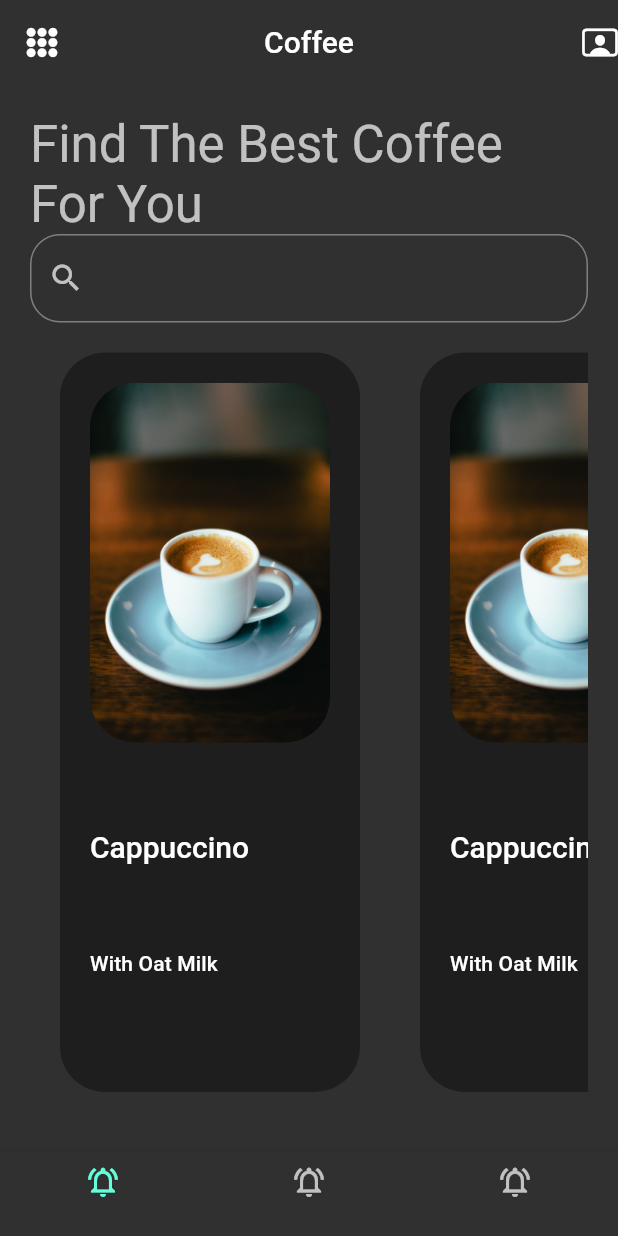
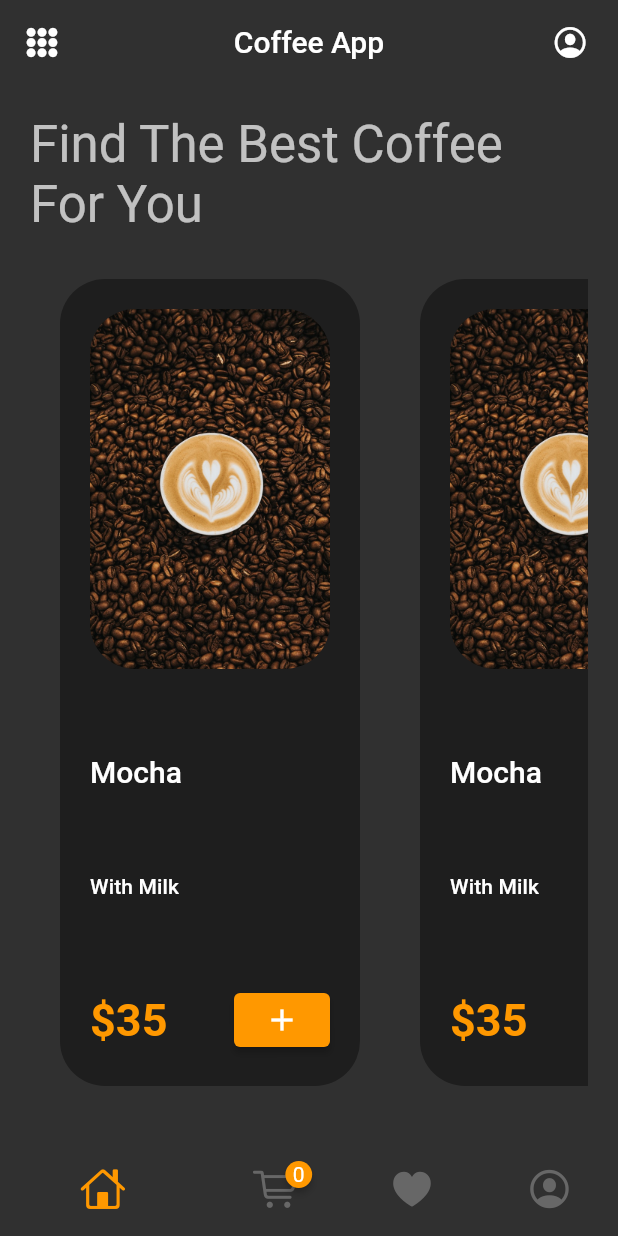
Before and after one commit to hakandindis/coffee_app, a Flutter app: the screen it shows after launch, on a phone screen of 412 x 824 dp. Run offline on Flutter 3.47's test engine with Material 2 defaults, Android fonts, the phone set to English and light mode, and no system bars; drawn by our look-alikes of badges; our stand-ins replace bloc, equatable, flutter_bloc.

Commit message:
app cubit added,coffee card modified,shop page added,home page's wigdets separated,app route added

```diff
--- /dev/null
+++ b/lib/feature/app/cubit/app_state.dart
@@ -0,0 +1,21 @@
+part of 'app_cubit.dart';
+
+class AppState extends Equatable {
+  const AppState({this.coffeeCardCount = 0, this.currentPageIndex = 0});
+
+  final int coffeeCardCount;
+  final int currentPageIndex;
+
+  @override
+  List<Object> get props => [coffeeCardCount, currentPageIndex];
+
+  AppState copyWith({
+    int? coffeeCardCount,
+    int? currentPageIndex,
+  }) {
+    return AppState(
+      coffeeCardCount: coffeeCardCount ?? this.coffeeCardCount,
+      currentPageIndex: currentPageIndex ?? this.currentPageIndex,
+    );
+  }
+}
--- /dev/null
+++ b/lib/feature/app/model/coffee_card_info.dart
@@ -0,0 +1,17 @@
+import 'package:json_annotation/json_annotation.dart';
+
+part 'coffee_card_info.g.dart';
+
+@JsonSerializable(createToJson: false)
+class CoffeeCardInfo {
+  String? imgName;
+  String? name;
+  String? description;
+  int? price;
+
+  CoffeeCardInfo({this.imgName, this.name, this.description, this.price});
+
+  factory CoffeeCardInfo.fromJson(Map<String, dynamic> json) {
+    return _$CoffeeCardInfoFromJson(json);
+  }
+}
--- /dev/null
+++ b/lib/feature/home/cubit/home_cubit.dart
@@ -0,0 +1,18 @@
+import 'package:bloc/bloc.dart';
+import 'package:coffee_app/feature/app/model/coffee_card_info.dart';
+import 'package:equatable/equatable.dart';
+
+part 'home_state.dart';
+
+class HomeCubit extends Cubit<HomeState> {
+  HomeCubit() : super(HomeInitial());
+
+  List<CoffeeCardInfo> coffeeList = [];
+  int selectedIndex = 0;
+
+  Future<void> fetchAllData() async {
+    emit(HomeWaiting());
+    await Future.delayed(const Duration(seconds: 4));
+    emit(HomeSuccess());
+  }
+}
--- /dev/null
+++ b/lib/feature/home/cubit/home_state.dart
@@ -0,0 +1,14 @@
+part of 'home_cubit.dart';
+
+abstract class HomeState extends Equatable {
+  const HomeState();
+
+  @override
+  List<Object> get props => [];
+}
+
+class HomeInitial extends HomeState {}
+
+class HomeWaiting extends HomeState {}
+
+class HomeSuccess extends HomeState {}
--- a/lib/feature/home/page/home_page.dart
+++ b/lib/feature/home/page/home_page.dart
@@ -1,81 +1,19 @@
 // ignore_for_file: prefer_const_constructors, prefer_const_literals_to_create_immutables
 
-import 'package:coffee_app/product/padding/page_padding.dart';
+import 'package:coffee_app/feature/home/cubit/home_cubit.dart';
+import 'package:coffee_app/feature/home/view/home_view.dart';
 import 'package:flutter/cupertino.dart';
 import 'package:flutter/material.dart';
+import 'package:flutter_bloc/flutter_bloc.dart';
 
 class HomePage extends StatelessWidget {
   const HomePage({Key? key}) : super(key: key);
 
   @override
   Widget build(BuildContext context) {
-    return Scaffold(
-      appBar: _buildAppBar(),
-      bottomNavigationBar: BottomNavigationBar(
-        items: [
-          BottomNavigationBarItem(icon: Icon(Icons.notifications_active_outlined), label: ""),
-          BottomNavigationBarItem(icon: Icon(Icons.notifications_active_outlined), label: ""),
-          BottomNavigationBarItem(icon: Icon(Icons.notifications_active_outlined), label: ""),
-        ],
-      ),
-      body: Padding(
-        padding: const PagePadding.all(),
-        child: Column(
-          crossAxisAlignment: CrossAxisAlignment.start,
-          children: [
-            Text("Find The Best Coffee For You", style: Theme.of(context).textTheme.headlineMedium),
-            TextField(
-              decoration: InputDecoration(
-                border: OutlineInputBorder(borderRadius: BorderRadius.circular(20)),
-                prefixIcon: const Icon(Icons.search_outlined),
-              ),
-            ),
-            Expanded(
-              child: ListView.builder(
-                scrollDirection: Axis.horizontal,
-                itemCount: 5,
-                itemBuilder: (context, index) {
-                  return Padding(
-                    padding: const PagePadding.all(),
-                    child: Container(
-                      width: 200,
-                      decoration: BoxDecoration(
-                        borderRadius: BorderRadius.circular(30),
-                        color: Colors.black38,
-                      ),
-                      child: Padding(
-                        padding: const PagePadding.all(),
-                        child: Column(
-                          crossAxisAlignment: CrossAxisAlignment.start,
-                          children: [
-                            ClipRRect(
-                              borderRadius: BorderRadius.circular(30),
-                              child: Image.asset("assets/coffee/coffee1.jpg"),
-                            ),
-                            Spacer(),
-                            Text("Cappuccino", style: Theme.of(context).textTheme.headline6),
-                            Spacer(),
-                            Text("With Oat Milk", style: Theme.of(context).textTheme.subtitle2),
-                            Spacer(),
-                          ],
-                        ),
-                      ),
-                    ),
-                  );
-                },
-              ),
-            )
-          ],
-        ),
-      ),
-    );
-  }
-
-  AppBar _buildAppBar() {
-    return AppBar(
-      leading: const Icon(CupertinoIcons.circle_grid_3x3_fill),
-      actions: const [Icon(CupertinoIcons.person_crop_rectangle)],
-      title: const Text("Coffee"),
+    return BlocProvider(
+      create: (context) => HomeCubit(),
+      child: HomeView(),
     );
   }
 }
--- /dev/null
+++ b/lib/feature/home/view/home_view.dart
@@ -0,0 +1,35 @@
+// ignore_for_file: prefer_const_literals_to_create_immutables, prefer_const_constructors
+
+import 'package:coffee_app/feature/home/widget/coffee_card_list.dart';
+import 'package:coffee_app/feature/home/widget/header_text.dart';
+import 'package:coffee_app/product/components/main_app_bar.dart';
+import 'package:coffee_app/product/components/main_navigation_bar.dart';
+import 'package:coffee_app/product/padding/page_padding.dart';
+import 'package:flutter/material.dart';
+
+class HomeView extends StatelessWidget {
+  const HomeView({Key? key}) : super(key: key);
+
+  @override
+  Widget build(BuildContext context) {
+    return Scaffold(
+      appBar: MainAppBar(),
+      body: _buildBody(),
+      bottomNavigationBar: MainNavigationBar(),
+    );
+  }
+
+  Widget _buildBody() {
+    return Padding(
+      padding: const PagePadding.all(),
+      child: Column(
+        children: [
+          HeaderText(),
+          SizedBox(height: 10),
+          //CategoryTabList(),
+          CoffeeCardList(),
+        ],
+      ),
+    );
+  }
+}
--- /dev/null
+++ b/lib/feature/home/widget/coffee_card.dart
@@ -0,0 +1,58 @@
+import 'package:coffee_app/feature/app/cubit/app_cubit.dart';
+import 'package:coffee_app/feature/app/model/coffee_card_info.dart';
+import 'package:coffee_app/product/padding/page_padding.dart';
+import 'package:flutter/material.dart';
+import 'package:flutter_bloc/flutter_bloc.dart';
+
+class CoffeeCard extends StatelessWidget {
+  const CoffeeCard({
+    Key? key,
+    required this.coffeeCardInfo,
+  }) : super(key: key);
+
+  final CoffeeCardInfo coffeeCardInfo;
+
+  @override
+  Widget build(BuildContext context) {
+    return Padding(
+      padding: const PagePadding.all(),
+      child: Container(
+        width: 200,
+        decoration: BoxDecoration(borderRadius: BorderRadius.circular(30), color: Colors.black38),
+        child: Padding(
+          padding: const PagePadding.all(),
+          child: Column(
+            crossAxisAlignment: CrossAxisAlignment.start,
+            children: [
+              ClipRRect(
+                borderRadius: BorderRadius.circular(30),
+                child: Image.asset("assets/coffee/${coffeeCardInfo.imgName}.jpg"),
+              ),
+              const Spacer(),
+              Text(coffeeCardInfo.name ?? "", style: Theme.of(context).textTheme.headline6),
+              const Spacer(),
+              Text(coffeeCardInfo.description ?? "", style: Theme.of(context).textTheme.subtitle2),
+              const Spacer(),
+              Row(
+                mainAxisAlignment: MainAxisAlignment.spaceBetween,
+                children: [
+                  Text(
+                    "\$${coffeeCardInfo.price}",
+                    style: const TextStyle(color: Colors.orange, fontWeight: FontWeight.bold, fontSize: 30),
+                  ),
+                  ElevatedButton(
+                    style: ElevatedButton.styleFrom(primary: Colors.orange),
+                    onPressed: () {
+                      context.read<AppCubit>().addShoppingCartList(coffeeCardInfo);
+                    },
+                    child: const Icon(Icons.add),
+                  ),
+                ],
+              ),
+            ],
+          ),
+        ),
+      ),
+    );
+  }
+}
--- /dev/null
+++ b/lib/feature/home/widget/coffee_card_list.dart
@@ -0,0 +1,28 @@
+import 'package:coffee_app/feature/app/model/coffee_card_info.dart';
+import 'package:coffee_app/feature/home/widget/coffee_card.dart';
+import 'package:flutter/material.dart';
+
+class CoffeeCardList extends StatelessWidget {
+  const CoffeeCardList({Key? key}) : super(key: key);
+
+  @override
+  Widget build(BuildContext context) {
+    return Expanded(
+      flex: 10,
+      child: ListView.builder(
+        itemCount: 5,
+        scrollDirection: Axis.horizontal,
+        itemBuilder: (context, index) {
+          return CoffeeCard(
+            coffeeCardInfo: CoffeeCardInfo(
+              name: "Mocha",
+              description: "With Milk",
+              imgName: "coffee2",
+              price: 35,
+            ),
+          );
+        },
+      ),
+    );
+  }
+}
--- /dev/null
+++ b/lib/feature/home/widget/header_text.dart
@@ -0,0 +1,13 @@
+import 'package:flutter/material.dart';
+
+class HeaderText extends StatelessWidget {
+  const HeaderText({Key? key}) : super(key: key);
+
+  @override
+  Widget build(BuildContext context) {
+    return Text(
+      "Find The Best Coffee For You",
+      style: Theme.of(context).textTheme.headlineMedium,
+    );
+  }
+}
--- /dev/null
+++ b/lib/feature/route/route.dart
@@ -0,0 +1,17 @@
+import 'package:coffee_app/feature/home/page/home_page.dart';
+import 'package:coffee_app/feature/shop/page/shop_page.dart';
+import 'package:flutter/cupertino.dart';
+
+class AppRoutes {
+  static const String homePage = "/homePage";
+  static const String shopPage = "/shopPage";
+  static const String favoritesPage = "/favoritesPage";
+  static const String profilePage = "/profilePage";
+
+  static Map<String, WidgetBuilder> route() {
+    return {
+      homePage: (context) => const HomePage(),
+      shopPage: (context) => const ShopPage(),
+    };
+  }
+}
--- a/lib/main.dart
+++ b/lib/main.dart
@@ -1,8 +1,10 @@
 // ignore_for_file: prefer_const_constructors
 
-import 'package:coffee_app/feature/home/page/home_page.dart';
+import 'package:coffee_app/feature/app/cubit/app_cubit.dart';
+import 'package:coffee_app/feature/route/route.dart';
 import 'package:flutter/material.dart';
 import 'package:flutter/services.dart';
+import 'package:flutter_bloc/flutter_bloc.dart';
 
 void main() {
   runApp(const MyApp());
@@ -14,7 +16,9 @@ class MyApp extends StatelessWidget {
   // This widget is the root of your application.
   @override
   Widget build(BuildContext context) {
-    return MaterialApp(
+    return BlocProvider(
+      create: (context) => AppCubit(),
+      child: MaterialApp(
         debugShowCheckedModeBanner: false,
         title: 'Coffee',
         theme: ThemeData.dark().copyWith(
@@ -25,7 +29,10 @@ class MyApp extends StatelessWidget {
             centerTitle: true,
           ),
         ),
-      home: HomePage(),
+        // home: HomePage(),
+        initialRoute: AppRoutes.homePage,
+        routes: AppRoutes.route(),
+      ),
     );
   }
 }
--- /dev/null
+++ b/lib/product/components/main_app_bar.dart
@@ -0,0 +1,13 @@
+import 'package:flutter/cupertino.dart';
+import 'package:flutter/material.dart';
+
+class MainAppBar extends AppBar {
+  MainAppBar({
+    Key? key,
+  }) : super(
+          key: key,
+          leading: const Icon(CupertinoIcons.circle_grid_3x3_fill),
+          actions: const [Icon(CupertinoIcons.profile_circled), SizedBox(width: 20)],
+          title: const Text("Coffee App"),
+        );
+}
--- /dev/null
+++ b/lib/product/components/main_navigation_bar.dart
@@ -0,0 +1,50 @@
+import 'package:badges/badges.dart';
+import 'package:coffee_app/feature/app/cubit/app_cubit.dart';
+import 'package:flutter/cupertino.dart';
+import 'package:flutter/material.dart';
+import 'package:flutter_bloc/flutter_bloc.dart';
+
+class MainNavigationBar extends StatelessWidget {
+  const MainNavigationBar({Key? key}) : super(key: key);
+
+  @override
+  Widget build(BuildContext context) {
+    return BlocBuilder<AppCubit, AppState>(
+      builder: (context, state) {
+        return BottomNavigationBar(
+          onTap: (int index) {
+            if (state.currentPageIndex != index) {
+              context.read<AppCubit>().changePage(context, index);
+            }
+          },
+          currentIndex: state.currentPageIndex,
+          iconSize: 30,
+          elevation: 0,
+          backgroundColor: Colors.transparent,
+          selectedItemColor: Colors.orange,
+          unselectedItemColor: Colors.grey.withOpacity(0.5),
+          showSelectedLabels: false,
+          showUnselectedLabels: false,
+          items: [
+            const BottomNavigationBarItem(icon: Icon(CupertinoIcons.home), label: "Home"),
+            BottomNavigationBarItem(
+              icon: BlocBuilder<AppCubit, AppState>(
+                builder: (context, state) {
+                  int count = state.coffeeCardCount;
+                  return Badge(
+                    badgeColor: Colors.orange,
+                    badgeContent: Text("$count"),
+                    child: const Icon(CupertinoIcons.shopping_cart),
+                  );
+                },
+              ),
+              label: "Shop",
+            ),
+            const BottomNavigationBarItem(icon: Icon(CupertinoIcons.heart_fill), label: "Profile"),
+            const BottomNavigationBarItem(icon: Icon(CupertinoIcons.profile_circled), label: "Profile"),
+          ],
+        );
+      },
+    );
+  }
+}
```
Also changed, not shown: lib/feature/app/cubit/app_cubit.dart (added, +31 -0 lines), lib/feature/home/widget/category_tab.dart (added, +32 -0 lines), lib/feature/home/widget/category_tab_list.dart (added, +21 -0 lines), lib/feature/shop/page/shop_page.dart (added, +19 -0 lines), lib/feature/shop/view/shop_view.dart (added, +33 -0 lines), pubspec.yaml (+9 -0 lines), lib/feature/app/model/coffee_card_info.g.dart (added), pubspec.lock. Lines whose indentation alone changed are shown as unchanged.
